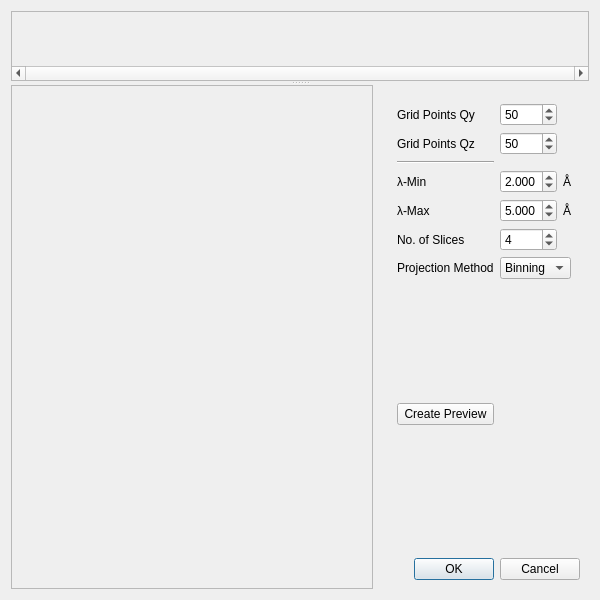
Above: designer/gisans_dialog.ui from aglavic/quicknxs before the change. Below: the same form after it.
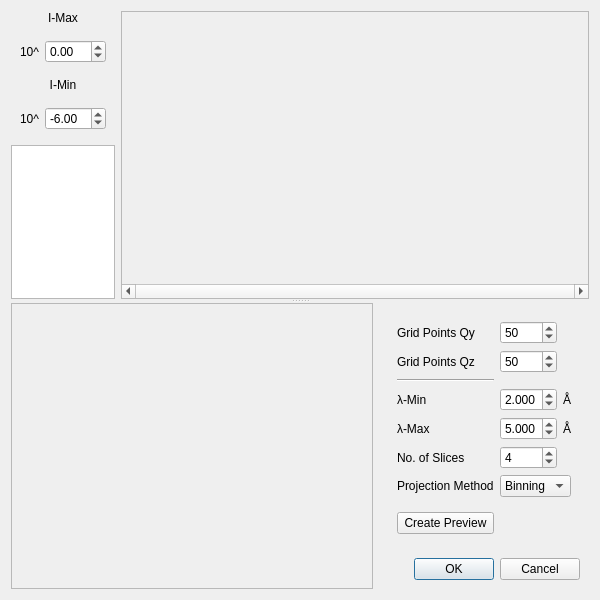
That is the form after the change. Custom widgets are drawn as their Qt base class.

Commit message: GISANS dialog and extraction working

Patch:
```diff
--- a/designer/gisans_dialog.ui
+++ b/designer/gisans_dialog.ui
@@ -19,38 +19,189 @@
      <property name="orientation">
       <enum>Qt::Vertical</enum>
      </property>
-     <widget class="QScrollArea" name="scrollArea">
-      <property name="verticalScrollBarPolicy">
-       <enum>Qt::ScrollBarAlwaysOff</enum>
+     <widget class="QWidget" name="widget_3" native="true">
+      <property name="sizePolicy">
+       <sizepolicy hsizetype="Preferred" vsizetype="Preferred">
+        <horstretch>0</horstretch>
+        <verstretch>2</verstretch>
+       </sizepolicy>
       </property>
-      <property name="horizontalScrollBarPolicy">
-       <enum>Qt::ScrollBarAlwaysOn</enum>
-      </property>
-      <property name="widgetResizable">
-       <bool>true</bool>
-      </property>
-      <widget class="QWidget" name="resultImageArea">
-       <property name="sizePolicy">
-        <sizepolicy hsizetype="MinimumExpanding" vsizetype="Preferred">
-         <horstretch>0</horstretch>
-         <verstretch>0</verstretch>
-        </sizepolicy>
-       </property>
-       <layout class="QVBoxLayout" name="verticalLayout_4">
-        <item>
-         <layout class="QHBoxLayout" name="resultImageLayout"/>
-        </item>
-       </layout>
-      </widget>
+      <layout class="QHBoxLayout" name="horizontalLayout_2">
+       <item>
+        <layout class="QVBoxLayout" name="verticalLayout_5">
+         <item>
+          <widget class="QLabel" name="label_9">
+           <property name="sizePolicy">
+            <sizepolicy hsizetype="Preferred" vsizetype="Fixed">
+             <horstretch>0</horstretch>
+             <verstretch>0</verstretch>
+            </sizepolicy>
+           </property>
+           <property name="text">
+            <string>I-Max</string>
+           </property>
+           <property name="alignment">
+            <set>Qt::AlignCenter</set>
+           </property>
+          </widget>
+         </item>
+         <item>
+          <widget class="QWidget" name="widget_4" native="true">
+           <property name="sizePolicy">
+            <sizepolicy hsizetype="Preferred" vsizetype="Fixed">
+             <horstretch>0</horstretch>
+             <verstretch>0</verstretch>
+            </sizepolicy>
+           </property>
+           <layout class="QHBoxLayout" name="horizontalLayout_3">
+            <item>
+             <widget class="QLabel" name="label_11">
+              <property name="text">
+               <string>10^</string>
+              </property>
+             </widget>
+            </item>
+            <item>
+             <widget class="QDoubleSpinBox" name="iMax">
+              <property name="minimum">
+               <double>-30.000000000000000</double>
+              </property>
+              <property name="maximum">
+               <double>30.000000000000000</double>
+              </property>
+              <property name="singleStep">
+               <double>0.050000000000000</double>
+              </property>
+             </widget>
+            </item>
+           </layout>
+          </widget>
+         </item>
+         <item>
+          <widget class="QLabel" name="label_10">
+           <property name="sizePolicy">
+            <sizepolicy hsizetype="Preferred" vsizetype="Fixed">
+             <horstretch>0</horstretch>
+             <verstretch>0</verstretch>
+            </sizepolicy>
+           </property>
+           <property name="text">
+            <string>I-Min</string>
+           </property>
+           <property name="alignment">
+            <set>Qt::AlignCenter</set>
+           </property>
+          </widget>
+         </item>
+         <item>
+          <widget class="QWidget" name="widget_5" native="true">
+           <layout class="QHBoxLayout" name="horizontalLayout_4">
+            <item>
+             <widget class="QLabel" name="label_12">
+              <property name="text">
+               <string>10^</string>
+              </property>
+             </widget>
+            </item>
+            <item>
+             <widget class="QDoubleSpinBox" name="iMin">
+              <property name="minimum">
+               <double>-30.000000000000000</double>
+              </property>
+              <property name="maximum">
+               <double>30.000000000000000</double>
+              </property>
+              <property name="singleStep">
+               <double>0.050000000000000</double>
+              </property>
+              <property name="value">
+               <double>-6.000000000000000</double>
+              </property>
+             </widget>
+            </item>
+           </layout>
+          </widget>
+         </item>
+         <item>
+          <widget class="QListWidget" name="plotShowList">
+           <property name="sizePolicy">
+            <sizepolicy hsizetype="Ignored" vsizetype="Expanding">
+             <horstretch>0</horstretch>
+             <verstretch>0</verstretch>
+            </sizepolicy>
+           </property>
+           <property name="horizontalScrollBarPolicy">
+            <enum>Qt::ScrollBarAlwaysOff</enum>
+           </property>
+           <property name="editTriggers">
+            <set>QAbstractItemView::NoEditTriggers</set>
+           </property>
+           <property name="showDropIndicator" stdset="0">
+            <bool>false</bool>
+           </property>
+           <property name="selectionMode">
+            <enum>QAbstractItemView::MultiSelection</enum>
+           </property>
+          </widget>
+         </item>
+        </layout>
+       </item>
+       <item>
+        <widget class="QScrollArea" name="scrollArea">
+         <property name="sizePolicy">
+          <sizepolicy hsizetype="Expanding" vsizetype="Expanding">
+           <horstretch>0</horstretch>
+           <verstretch>2</verstretch>
+          </sizepolicy>
+         </property>
+         <property name="verticalScrollBarPolicy">
+          <enum>Qt::ScrollBarAlwaysOff</enum>
+         </property>
+         <property name="horizontalScrollBarPolicy">
+          <enum>Qt::ScrollBarAlwaysOn</enum>
+         </property>
+         <property name="widgetResizable">
+          <bool>true</bool>
+         </property>
+         <widget class="QWidget" name="resultImageArea">
+          <property name="geometry">
+           <rect>
+            <x>0</x>
+            <y>0</y>
+            <width>476</width>
+            <height>287</height>
+           </rect>
+          </property>
+          <property name="sizePolicy">
+           <sizepolicy hsizetype="MinimumExpanding" vsizetype="Preferred">
+            <horstretch>0</horstretch>
+            <verstretch>0</verstretch>
+           </sizepolicy>
+          </property>
+          <layout class="QVBoxLayout" name="verticalLayout_4">
+           <item>
+            <layout class="QHBoxLayout" name="resultImageLayout"/>
+           </item>
+          </layout>
+         </widget>
+        </widget>
+       </item>
+      </layout>
      </widget>
      <widget class="QWidget" name="widget_2" native="true">
+      <property name="sizePolicy">
+       <sizepolicy hsizetype="Preferred" vsizetype="Preferred">
+        <horstretch>0</horstretch>
+        <verstretch>0</verstretch>
+       </sizepolicy>
+      </property>
       <layout class="QHBoxLayout" name="horizontalLayout">
        <item>
         <widget class="QFrame" name="frame">
          <property name="sizePolicy">
           <sizepolicy hsizetype="Preferred" vsizetype="Preferred">
            <horstretch>2</horstretch>
-           <verstretch>0</verstretch>
+           <verstretch>1</verstretch>
           </sizepolicy>
          </property>
          <property name="frameShape">
```
Left out of the diff: 66 changed lines with no effect on the pictures. The commit also changes 10 other files.
